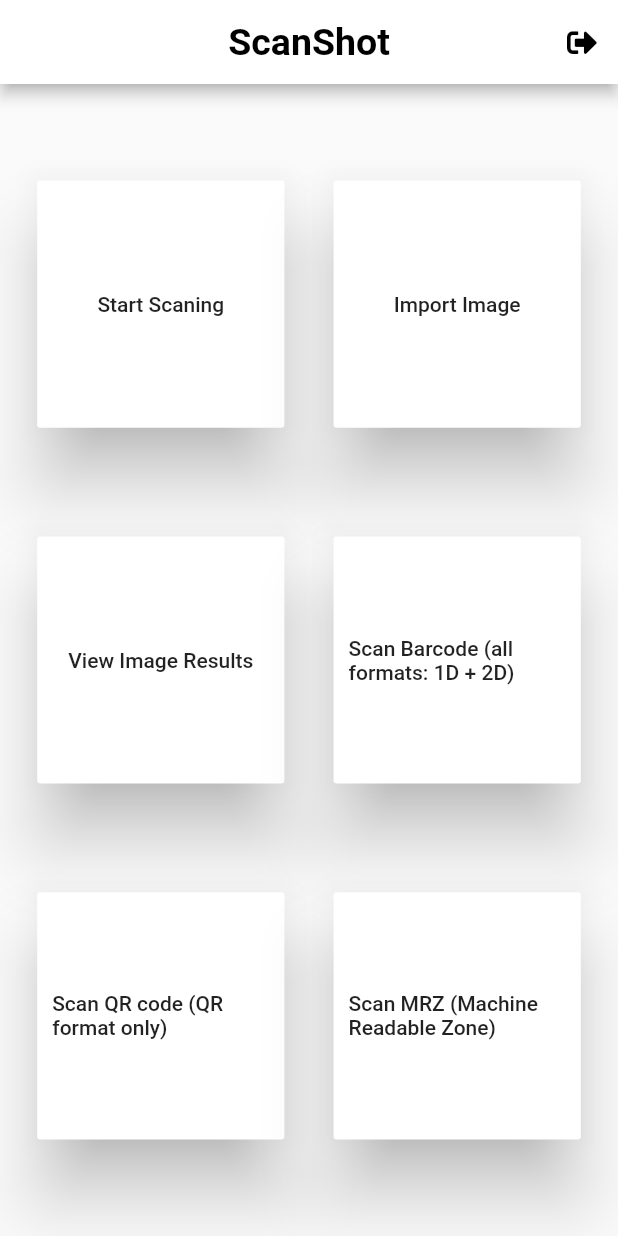
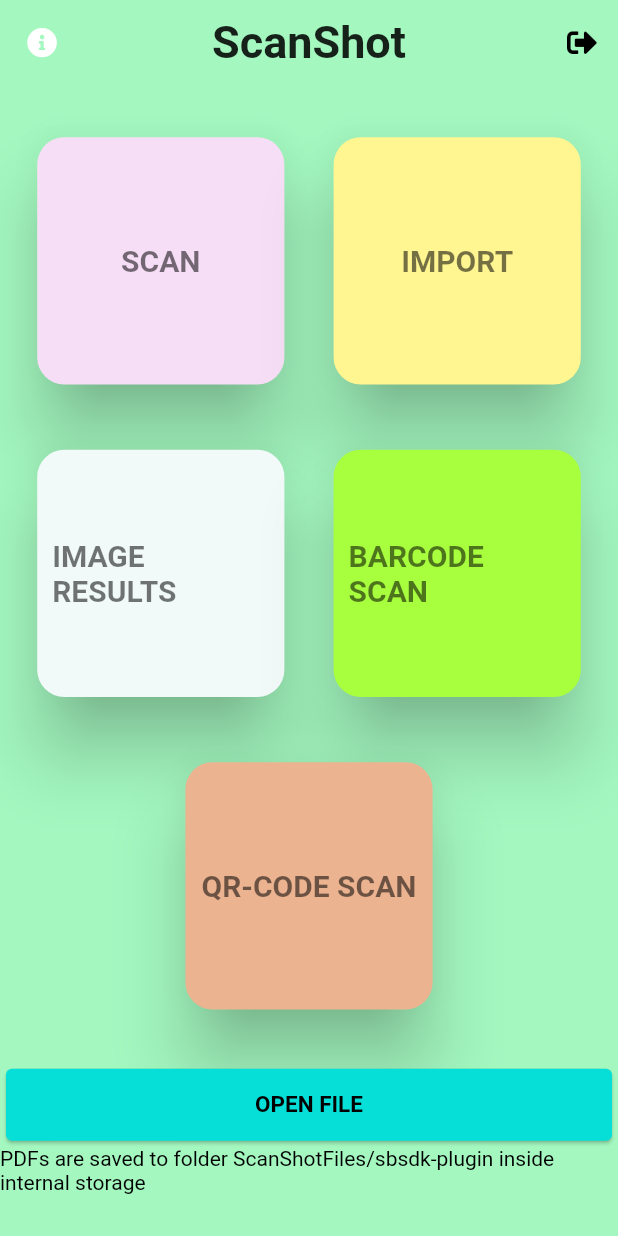
Before and after one commit to saurabhraj042/ScanShot, a Flutter app: the screen it shows once a user with an empty profile is signed in, on a phone screen of 412 x 824 dp. Run offline on Flutter 3.47's test engine with Material 2 defaults, Android fonts, the phone set to English and light mode, and no system bars; our stand-ins replace file_picker, firebase_auth, font_awesome_flutter, google_sign_in, image_picker, permission_handler; missing offline and left inert: scanbot_sdk; accounts and stored records are empty.

```diff
--- a/lib/ui/shared/appBar_textStyle.dart
+++ b/lib/ui/shared/appBar_textStyle.dart
@@ -1,7 +1,7 @@
 import 'package:flutter/material.dart';
 
 const TextStyle AppBarTextStyle = TextStyle(
-  fontSize: 25,
+  fontSize: 30,
   fontWeight: FontWeight.bold,
-  color: Colors.black,
+  color: Colors.black87,
 );
--- a/lib/ui/widgets/card_item.dart
+++ b/lib/ui/widgets/card_item.dart
@@ -1,12 +1,13 @@
 import 'package:flutter/material.dart';
 
 class Cards extends StatelessWidget {
+  final Color color ;
   final String title;
   final GestureTapCallback onTap;
   final IconData startIcon;
   final IconData endIcon;
 
-  const Cards(this.title, {this.onTap, this.startIcon, this.endIcon});
+  const Cards(this.title,this.color, {this.onTap, this.startIcon, this.endIcon});
   @override
   Widget build(BuildContext context) {
     double width = MediaQuery.of(context).size.width;
@@ -16,13 +17,24 @@ class Cards extends StatelessWidget {
       padding: const EdgeInsets.all(8.0),
       child: SizedBox(
           width: (width * 0.40),
-          height: (height* 0.20),
+          height: (height * 0.20),
           child: RaisedButton(
-            color: Colors.white,
+            shape: RoundedRectangleBorder(
+                borderRadius: BorderRadius.circular(18.0),
+                //side: BorderSide(color: Colors.black),
+                ),
+            color: color,
             elevation: 20,
             padding: const EdgeInsets.all(10),
             onPressed: onTap,
-            child: Text(title),
+            child: Text(
+              title,
+              style: TextStyle(
+                fontSize: 20,
+                color: Colors.black54,
+                fontWeight: FontWeight.bold,
+              ),
+            ),
           )),
     );
   }
--- a/lib/ui/widgets/mainPage_widget.dart
+++ b/lib/ui/widgets/mainPage_widget.dart
@@ -1,4 +1,5 @@
 import 'dart:convert';
+import 'package:file_picker/file_picker.dart';
 import 'package:flutter/material.dart';
 import 'package:font_awesome_flutter/font_awesome_flutter.dart';
 import 'package:image_picker/image_picker.dart';
@@ -8,6 +9,7 @@ import 'package:scan_shot/ui/scan_ui/preview_document_widget.dart';
 import 'package:scan_shot/ui/scan_ui/progress_dialog.dart';
 import 'package:scan_shot/core/services/utils.dart';
 import 'package:scan_shot/ui/shared/appBar_textStyle.dart';
+import 'package:scan_shot/ui/views/info.dart';
 import 'package:scan_shot/ui/widgets/card_item.dart';
 import 'package:scanbot_sdk/barcode_scanning_data.dart';
 import 'package:scanbot_sdk/common_data.dart';
@@ -26,11 +28,33 @@ class MainPageUI extends StatefulWidget {
 class _MainPageWidgetState extends State<MainPageUI> {
   PageRepository _pageRepository = PageRepository();
 
+  String filePath;
+
+  void openFile() async {
+    filePath = await FilePicker.getFilePath(type: FileType.any);
+  }
+
   @override
   Widget build(BuildContext context) {
     AuthService auth = Provider.of<AuthService>(context);
+    double width = MediaQuery.of(context).size.width;
     return Scaffold(
+      backgroundColor: const Color(0xffa3f7bf),
       appBar: AppBar(
+        leading: IconButton(
+          icon: Icon(
+            FontAwesomeIcons.infoCircle,
+            size: 20.0,
+            color: Colors.white,
+          ),
+          onPressed: () => {
+            Navigator.push(
+              context,
+              MaterialPageRoute(builder: (context) => InfoPage()),
+            )
+          },
+        ),
+        elevation: 0,
         actions: <Widget>[
           IconButton(
             icon: Icon(
@@ -44,7 +68,7 @@ class _MainPageWidgetState extends State<MainPageUI> {
             },
           )
         ],
-        backgroundColor: Colors.white,
+        backgroundColor: const Color(0xffa3f7bf),
         centerTitle: true,
         title: const Text(
           'ScanShot',
@@ -58,10 +82,10 @@ class _MainPageWidgetState extends State<MainPageUI> {
           Row(
             mainAxisAlignment: MainAxisAlignment.spaceEvenly,
             children: <Widget>[
-              Cards("Start Scaning", onTap: () {
+              Cards("SCAN", Color(0xfff6def6), onTap: () {
                 startDocumentScanning();
               }),
-              Cards("Import Image", onTap: () {
+              Cards("IMPORT", Color(0xfffff591), onTap: () {
                 importImage();
               }),
             ],
@@ -71,14 +95,16 @@ class _MainPageWidgetState extends State<MainPageUI> {
             //crossAxisAlignment: CrossAxisAlignment.stretch,
             children: <Widget>[
               Cards(
-                "View Image Results",
+                "IMAGE RESULTS",
+                Color(0xfff1f9f9),
                 endIcon: Icons.keyboard_arrow_right,
                 onTap: () {
                   gotoImagesView();
                 },
               ),
               Cards(
-                "Scan Barcode (all formats: 1D + 2D)",
+                "BARCODE SCAN",
+                Color(0xffa8ff3e),
                 onTap: () {
                   startBarcodeScanner();
                 },
@@ -90,19 +116,43 @@ class _MainPageWidgetState extends State<MainPageUI> {
             //crossAxisAlignment: CrossAxisAlignment.stretch,
             children: <Widget>[
               Cards(
-                "Scan QR code (QR format only)",
+                "QR-CODE SCAN",
+                Color(0xffecb390),
                 onTap: () {
                   startQRScanner();
                 },
               ),
-              Cards(
-                "Scan MRZ (Machine Readable Zone)",
-                onTap: () {
-                  startMRZScanner();
-                },
+            ],
+          ),
+          Column(
+            mainAxisAlignment: MainAxisAlignment.spaceEvenly,
+            crossAxisAlignment: CrossAxisAlignment.stretch,
+            children: <Widget>[
+              SizedBox(
+                width: width * 0.50,
+                child: Card(
+                  color: const Color(0xff05dfd7),
+                  child: FlatButton(
+                    onPressed: openFile,
+                    child: Text(
+                      'OPEN FILE',
+                      style: TextStyle(
+                        color: Colors.black,
+                        fontSize: 15,
+                        fontWeight: FontWeight.bold,
+                      ),
+                    ),
+                  ),
+                ),
+              ),
+              Center(
+                child: Text(
+                  "PDFs are saved to folder ScanShotFiles/sbsdk-plugin inside internal storage",
+                  style: TextStyle(color: Colors.black),
+                ),
               ),
             ],
-          ),
+          )
         ],
       ),
     );
--- a/pubspec.yaml
+++ b/pubspec.yaml
@@ -24,6 +24,9 @@ dependencies:
   path_provider: ^1.3.0
   image_picker: 0.6.2+1
   permission_handler: ^5.0.1+1
+  file_picker: ^1.13.0+1
+  url_launcher: ^5.5.0
+
 
 
 dev_dependencies:
```
Also changed, not shown: lib/core/services/launch_url.dart (added, +9 -0 lines), lib/ui/views/info.dart (added, +156 -0 lines), pubspec.lock.
